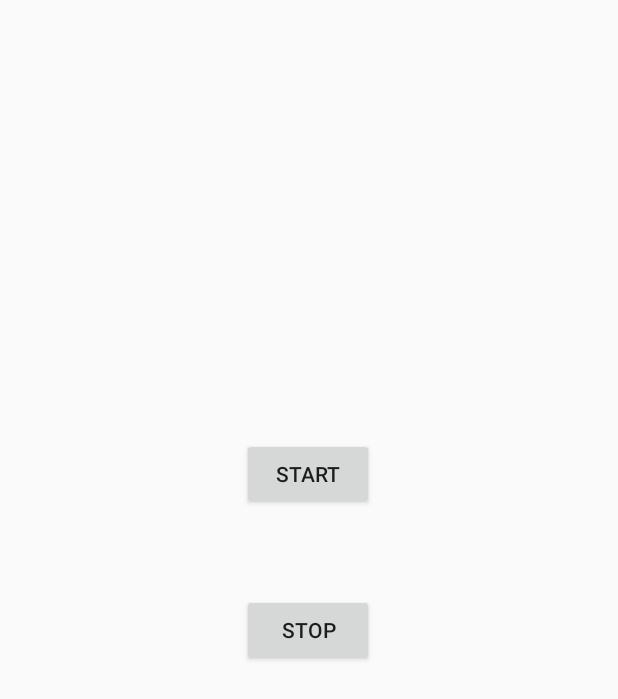
After one commit to nykwon11/EXIT_APP, an Android app: the MainActivity2 screen opened directly, with no data from a screen before it, on a phone screen of 412 x 824 dp. The commit adds this screen. Shown: the top 699 px of the screen. Run offline under Robolectric (Android 15) with nearby library versions, the phone set to English and light mode, and no system bars.

Commit message:
버튼3합쳤오444

```diff
--- a/app/src/main/AndroidManifest.xml
+++ b/app/src/main/AndroidManifest.xml
@@ -18,6 +18,9 @@
         <activity android:name=".MyAdapter"></activity>
         <activity android:name=".KnowHowActivity2" />
         <activity android:name=".KnowHowActivity" />
+
+
+
         <!--
              The API key for Google Maps-based APIs is defined as a string resource.
              (See the file "res/values/google_maps_api.xml").
@@ -35,12 +38,16 @@
             android:label="@string/title_activity_maps" />
         <activity android:name=".SubActivity2" />
         <activity android:name=".SudActivity" />
+
+        <activity android:name=".MainActivity2" />
+
         <activity android:name=".MainActivity">
             <intent-filter>
                 <action android:name="android.intent.action.MAIN" />
 
                 <category android:name="android.intent.category.LAUNCHER" />
             </intent-filter>
+
         </activity>
     </application>
 
--- a/app/src/main/java/com/example/myapplication/MainActivity.java
+++ b/app/src/main/java/com/example/myapplication/MainActivity.java
@@ -47,6 +47,17 @@ public class MainActivity extends AppCompatActivity {
             }
         });
 
+        layout_3 = findViewById(R.id.layout_3);
+
+        layout_3.setOnClickListener(new View.OnClickListener() {
+            @Override
+            public void onClick(View view) {
+                //Toast.makeText(getApplicationContext(), "A 버튼 눌러짐", Toast.LENGTH_SHORT).show();
+                Intent intent = new Intent(MainActivity.this, MainActivity2.class);
+                startActivity(intent);
+            }
+        });
+
 
         layout_4= findViewById(R.id.layout_4);
         layout_4.setOnClickListener(new View.OnClickListener(){
--- /dev/null
+++ b/app/src/main/java/com/example/myapplication/MainActivity2.java
@@ -0,0 +1,53 @@
+package com.example.myapplication;
+
+import android.media.MediaPlayer;
+import android.os.Bundle;
+import android.view.View;
+import android.widget.Button;
+
+import androidx.appcompat.app.AppCompatActivity;
+
+
+public class MainActivity2 extends AppCompatActivity {
+
+    MediaPlayer player;
+
+
+    @Override
+    protected void onDestroy() {
+        super.onDestroy();
+        if (player != null) {
+            player.release();
+            player = null;
+        }
+    }
+
+    @Override
+    protected void onCreate(Bundle savedInstanceState) {
+        super.onCreate(savedInstanceState);
+        setContentView(R.layout.activity_main2);
+
+        Button button1 = (Button) findViewById(R.id.button2);
+        Button button2 = (Button) findViewById(R.id.button3);
+
+        button1.setOnClickListener(new View.OnClickListener() {
+
+            @Override
+            public void onClick(View v) {
+                player = MediaPlayer.create(MainActivity2.this, R.raw.siren);
+                player.start();
+            }
+        });
+
+        button2.setOnClickListener(new View.OnClickListener() {
+            @Override
+            public void onClick(View v) {
+
+                    player.stop();
+                    player.reset();
+
+
+            }
+        });
+    }
+}
--- /dev/null
+++ b/app/src/main/res/layout/activity_main2.xml
@@ -0,0 +1,30 @@
+<?xml version="1.0" encoding="utf-8"?>
+<androidx.constraintlayout.widget.ConstraintLayout xmlns:android="http://schemas.android.com/apk/res/android"
+    xmlns:app="http://schemas.android.com/apk/res-auto"
+    xmlns:tools="http://schemas.android.com/tools"
+    android:layout_width="match_parent"
+    android:layout_height="match_parent"
+    tools:context=".AlarmActivity2">
+
+    <Button
+        android:id="@+id/button3"
+        android:layout_width="wrap_content"
+        android:layout_height="wrap_content"
+        android:layout_marginTop="56dp"
+        android:text="STOP"
+        app:layout_constraintEnd_toEndOf="parent"
+        app:layout_constraintHorizontal_bias="0.498"
+        app:layout_constraintStart_toStartOf="parent"
+        app:layout_constraintTop_toBottomOf="@+id/button2" />
+
+    <Button
+        android:id="@+id/button2"
+        android:layout_width="wrap_content"
+        android:layout_height="wrap_content"
+        android:layout_marginTop="292dp"
+        android:text="START"
+        app:layout_constraintEnd_toEndOf="parent"
+        app:layout_constraintHorizontal_bias="0.498"
+        app:layout_constraintStart_toStartOf="parent"
+        app:layout_constraintTop_toTopOf="parent" />
+</androidx.constraintlayout.widget.ConstraintLayout>
```
Also changed, not shown: app/src/main/java/com/example/myapplication/KnowHowActivity.java (+2 -5 lines), 1 other file.
